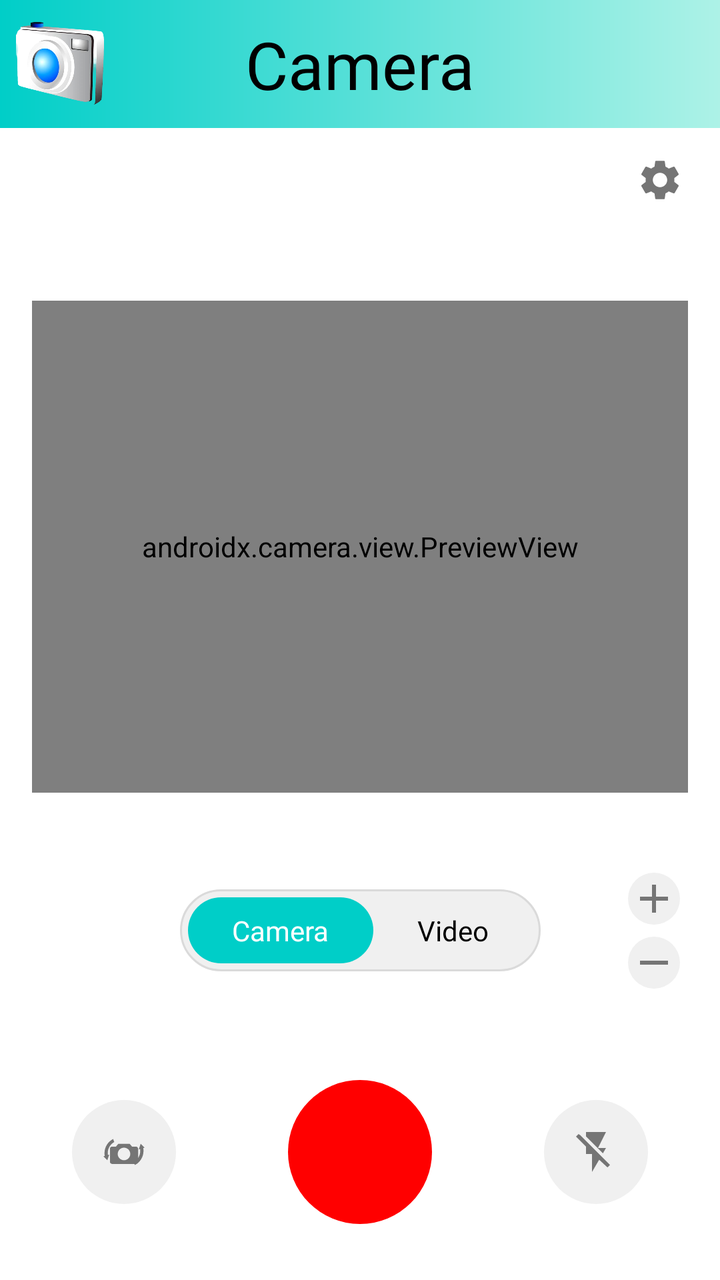
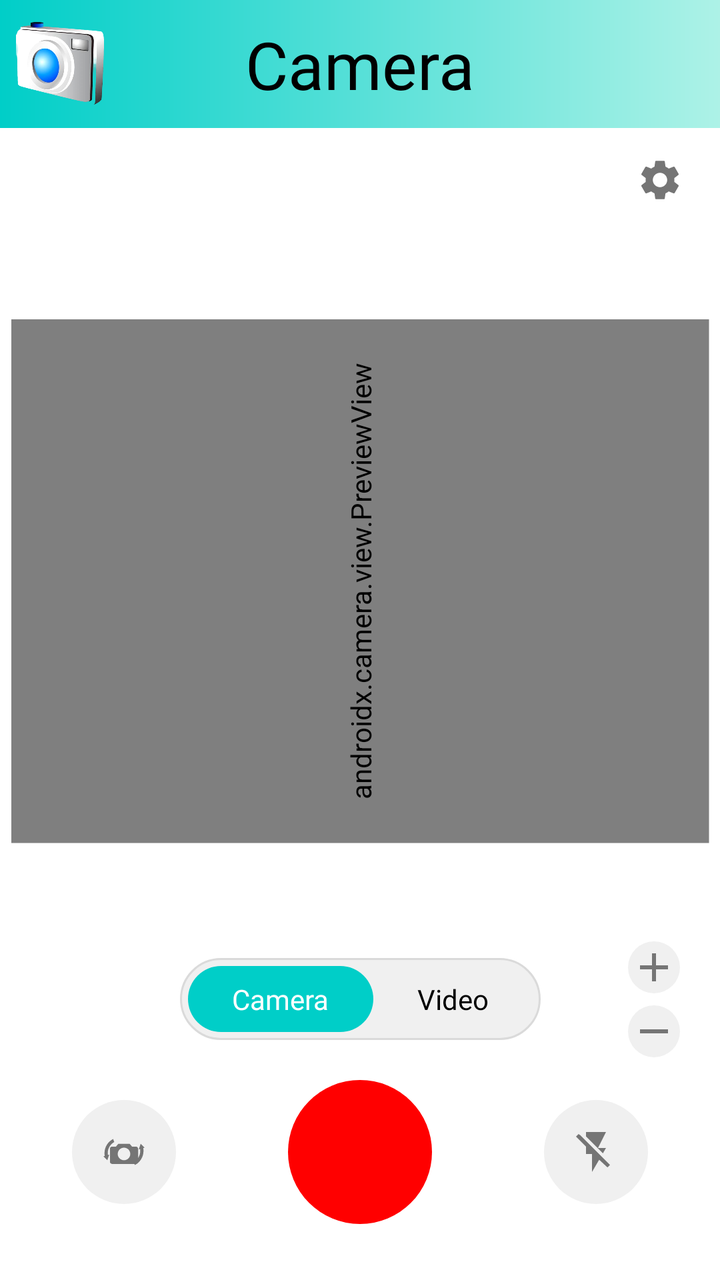

Two renders of the same Android screen: before a commit and after it. Below are the layout's source before the change and the commit's diff.
<!-- AndroidManifest.xml: application theme Theme.AppCompat.Light.NoActionBar -->
<!-- res/layout/activity_main.xml -->
<?xml version="1.0" encoding="utf-8"?>
<layout xmlns:android="http://schemas.android.com/apk/res/android"
    xmlns:app="http://schemas.android.com/apk/res-auto">

    <androidx.constraintlayout.widget.ConstraintLayout
        android:layout_width="match_parent"
        android:layout_height="match_parent"
        android:background="#FFFFFF">

        
        <LinearLayout
            android:id="@+id/topAppBar"
            android:layout_width="match_parent"
            android:layout_height="64dp"
            android:background="@drawable/top_bar_gradient"
            android:orientation="horizontal"
            android:gravity="center_vertical"
            android:paddingStart="8dp"
            android:paddingEnd="8dp"
            app:layout_constraintTop_toTopOf="parent"
            app:layout_constraintStart_toStartOf="parent"
            app:layout_constraintEnd_toEndOf="parent">

            <ImageView
                android:id="@+id/ivAppIcon"
                android:layout_width="44dp"
                android:layout_height="44dp"
                android:scaleType="centerInside"
                android:src="@drawable/ic_launcher"
                android:contentDescription="App icon" />

            <TextView
                android:id="@+id/tvAppTitle"
                android:layout_width="0dp"
                android:layout_height="wrap_content"
                android:layout_weight="1"
                android:layout_marginStart="10dp"
                android:layout_marginEnd="10dp"
                android:gravity="center"
                android:text="Camera"
                android:textColor="#000000"
                android:textSize="33sp"
                android:maxLines="1"
                android:autoSizeTextType="uniform"
                android:autoSizeMinTextSize="16sp"
                android:autoSizeMaxTextSize="33sp"
                android:fontFamily="@font/delicatusmedium" />

            
            <View
                android:layout_width="44dp"
                android:layout_height="1dp" />

        </LinearLayout>

        
        <ImageButton
            android:id="@+id/btnSettings"
            android:layout_width="36dp"
            android:layout_height="36dp"
            android:layout_marginTop="8dp"
            android:layout_marginEnd="12dp"
            android:background="?attr/selectableItemBackgroundBorderless"
            android:src="@drawable/ic_settings"
            android:padding="6dp"
            app:tint="#757575"
            android:contentDescription="Settings"
            app:layout_constraintTop_toBottomOf="@+id/topAppBar"
            app:layout_constraintEnd_toEndOf="parent" />

        
        <androidx.camera.view.PreviewView
            android:id="@+id/viewFinder"
            android:layout_width="0dp"
            android:layout_height="0dp"
            android:layout_marginStart="16dp"
            android:layout_marginEnd="16dp"
            android:layout_marginTop="8dp"
            app:scaleType="fitCenter"
            app:layout_constraintDimensionRatio="4:3"
            app:layout_constraintStart_toStartOf="parent"
            app:layout_constraintEnd_toEndOf="parent"
            app:layout_constraintTop_toBottomOf="@+id/btnSettings"
            app:layout_constraintBottom_toTopOf="@+id/modeToggleContainer" />

        
        <LinearLayout
            android:id="@+id/modeToggleContainer"
            android:layout_width="wrap_content"
            android:layout_height="wrap_content"
            android:orientation="horizontal"
            android:background="@drawable/toggle_pill_bg"
            android:padding="4dp"
            android:layout_marginTop="14dp"
            app:layout_constraintTop_toBottomOf="@+id/viewFinder"
            app:layout_constraintStart_toStartOf="parent"
            app:layout_constraintEnd_toEndOf="parent"
            app:layout_constraintBottom_toTopOf="@+id/timerLayout">

            <TextView
                android:id="@+id/tvModeCamera"
                android:layout_width="wrap_content"
                android:layout_height="wrap_content"
                android:paddingStart="22dp"
                android:paddingEnd="22dp"
                android:paddingTop="7dp"
                android:paddingBottom="7dp"
                android:text="Camera"
                android:textColor="#FFFFFF"
                android:textSize="14sp"
                android:background="@drawable/toggle_selected_bg"
                android:fontFamily="@font/delicatusmedium"
                android:clickable="true"
                android:focusable="true" />

            <TextView
                android:id="@+id/tvModeVideo"
                android:layout_width="wrap_content"
                android:layout_height="wrap_content"
                android:paddingStart="22dp"
                android:paddingEnd="22dp"
                android:paddingTop="7dp"
                android:paddingBottom="7dp"
                android:text="Video"
                android:textColor="#000000"
                android:textSize="14sp"
                android:fontFamily="@font/delicatusmedium"
                android:clickable="true"
                android:focusable="true" />

        </LinearLayout>

        
        <LinearLayout
            android:id="@+id/timerLayout"
            android:layout_width="wrap_content"
            android:layout_height="wrap_content"
            android:orientation="horizontal"
            android:gravity="center_vertical"
            android:visibility="gone"
            android:layout_marginTop="14dp"
            app:layout_constraintTop_toBottomOf="@+id/modeToggleContainer"
            app:layout_constraintStart_toStartOf="parent"
            app:layout_constraintEnd_toEndOf="parent"
            app:layout_constraintBottom_toTopOf="@+id/controlsLayout">

            <View
                android:id="@+id/vRedDot"
                android:layout_width="14dp"
                android:layout_height="14dp"
                android:background="@drawable/red_dot"
                android:layout_marginEnd="8dp" />

            <com.camera.app.SevenSegmentTextView
                android:id="@+id/tvTimer"
                android:layout_width="wrap_content"
                android:layout_height="14dp"
                android:layout_marginStart="2dp"
                android:contentDescription="Recording timer" />

        </LinearLayout>

        
        <LinearLayout
            android:id="@+id/zoomControls"
            android:layout_width="wrap_content"
            android:layout_height="wrap_content"
            android:orientation="vertical"
            android:gravity="center"
            app:layout_constraintTop_toTopOf="@+id/modeToggleContainer"
            app:layout_constraintBottom_toBottomOf="@+id/modeToggleContainer"
            app:layout_constraintEnd_toEndOf="parent"
            android:layout_marginEnd="20dp">

            <ImageButton
                android:id="@+id/btnZoomIn"
                android:layout_width="26dp"
                android:layout_height="26dp"
                android:background="@drawable/circle_button_bg"
                android:src="@drawable/ic_zoom_in"
                android:padding="4dp"
                android:contentDescription="Zoom in" />

            <ImageButton
                android:id="@+id/btnZoomOut"
                android:layout_width="26dp"
                android:layout_height="26dp"
                android:layout_marginTop="6dp"
                android:background="@drawable/circle_button_bg"
                android:src="@drawable/ic_zoom_out"
                android:padding="4dp"
                android:contentDescription="Zoom out" />

        </LinearLayout>

        
        <androidx.constraintlayout.widget.ConstraintLayout
            android:id="@+id/controlsLayout"
            android:layout_width="match_parent"
            android:layout_height="wrap_content"
            android:paddingTop="20dp"
            android:paddingBottom="28dp"
            app:layout_constraintBottom_toBottomOf="parent">

            <ImageButton
                android:id="@+id/btnSwitchCamera"
                android:layout_width="52dp"
                android:layout_height="52dp"
                android:background="@drawable/circle_button_bg"
                android:src="@drawable/ic_camera_switch"
                android:padding="12dp"
                android:contentDescription="Camera switch"
                app:layout_constraintStart_toStartOf="parent"
                app:layout_constraintTop_toTopOf="parent"
                app:layout_constraintBottom_toBottomOf="parent"
                android:layout_marginStart="36dp" />

            <ImageButton
                android:id="@+id/btnStop"
                android:layout_width="36dp"
                android:layout_height="36dp"
                android:background="@drawable/circle_button_bg"
                android:src="@drawable/ic_stop"
                android:padding="8dp"
                android:contentDescription="Stop"
                android:visibility="gone"
                app:layout_constraintStart_toStartOf="parent"
                app:layout_constraintEnd_toEndOf="parent"
                app:layout_constraintBottom_toTopOf="@+id/btnRecord"
                android:layout_marginBottom="10dp" />

            <ImageButton
                android:id="@+id/btnRecord"
                android:layout_width="72dp"
                android:layout_height="72dp"
                android:background="@drawable/record_button_bg"
                android:contentDescription="Capture"
                app:layout_constraintStart_toStartOf="parent"
                app:layout_constraintEnd_toEndOf="parent"
                app:layout_constraintTop_toTopOf="parent"
                app:layout_constraintBottom_toBottomOf="parent" />

            <ImageButton
                android:id="@+id/btnFlash"
                android:layout_width="52dp"
                android:layout_height="52dp"
                android:background="@drawable/circle_button_bg"
                android:src="@drawable/ic_flash_off"
                android:padding="12dp"
                android:contentDescription="Flash"
                app:layout_constraintEnd_toEndOf="parent"
                app:layout_constraintTop_toTopOf="parent"
                app:layout_constraintBottom_toBottomOf="parent"
                android:layout_marginEnd="36dp" />

        </androidx.constraintlayout.widget.ConstraintLayout>

    </androidx.constraintlayout.widget.ConstraintLayout>

</layout>
<!-- resources referenced by this layout -->
<resources>
  <!-- drawable circle_button_bg (drawable) -->
  <?xml version="1.0" encoding="utf-8"?>
  <ripple xmlns:android="http://schemas.android.com/apk/res/android"
      android:color="#33000000">
      <item>
          <shape android:shape="oval">
              <solid android:color="@color/icon_button_bg" />
          </shape>
      </item>
  </ripple>
  <!-- drawable ic_flash_off (drawable) -->
  <?xml version="1.0" encoding="utf-8"?>
  <vector xmlns:android="http://schemas.android.com/apk/res/android"
      android:width="24dp"
      android:height="24dp"
      android:viewportWidth="24"
      android:viewportHeight="24">
      <path
          android:fillColor="#757575"
          android:pathData="M3.27,3L2,4.27l5,5V13h3v9l3.58,-6.14L17.73,19.7 19,18.43 4.27,3.7 3.27,3zM17,10h-4l4,-8H7v2.18l8.46,8.46L17,10z" />
  </vector>
  <!-- drawable ic_stop (drawable) -->
  <?xml version="1.0" encoding="utf-8"?>
  <vector xmlns:android="http://schemas.android.com/apk/res/android"
      android:width="20dp"
      android:height="20dp"
      android:viewportWidth="24"
      android:viewportHeight="24">
      <path
          android:fillColor="#212121"
          android:pathData="M6,6h12v12H6z" />
  </vector>
  <!-- drawable ic_zoom_in (drawable) -->
  <?xml version="1.0" encoding="utf-8"?>
  <vector xmlns:android="http://schemas.android.com/apk/res/android"
      android:width="24dp"
      android:height="24dp"
      android:viewportWidth="24"
      android:viewportHeight="24">
      <path
          android:fillColor="#757575"
          android:pathData="M11,5h2v6h6v2h-6v6h-2v-6h-6v-2h6z" />
  </vector>
  <!-- drawable ic_zoom_out (drawable) -->
  <?xml version="1.0" encoding="utf-8"?>
  <vector xmlns:android="http://schemas.android.com/apk/res/android"
      android:width="24dp"
      android:height="24dp"
      android:viewportWidth="24"
      android:viewportHeight="24">
      <path
          android:fillColor="#757575"
          android:pathData="M5,11h14v2h-14z" />
  </vector>
  <!-- drawable record_button_bg (drawable) -->
  <?xml version="1.0" encoding="utf-8"?>
  <ripple xmlns:android="http://schemas.android.com/apk/res/android"
      android:color="#55FFFFFF">
      <item>
          <shape android:shape="oval">
              <solid android:color="#FF0000" />
          </shape>
      </item>
  </ripple>
  <!-- drawable red_dot (drawable) -->
  <?xml version="1.0" encoding="utf-8"?>
  <shape xmlns:android="http://schemas.android.com/apk/res/android"
      android:shape="oval">
      <solid android:color="#FF0000" />
      <size android:width="14dp" android:height="14dp" />
  </shape>
  <!-- drawable toggle_pill_bg (drawable) -->
  <?xml version="1.0" encoding="utf-8"?>
  <shape xmlns:android="http://schemas.android.com/apk/res/android"
      android:shape="rectangle">
      <solid android:color="#F0F0F0" />
      <corners android:radius="22dp" />
      <stroke android:width="1dp" android:color="#DADADA" />
  </shape>
  <!-- drawable toggle_selected_bg (drawable) -->
  <?xml version="1.0" encoding="utf-8"?>
  <shape xmlns:android="http://schemas.android.com/apk/res/android"
      android:shape="rectangle">
      <solid android:color="@color/topbar_gradient_start" />
      <corners android:radius="18dp" />
  </shape>
  <!-- drawable top_bar_gradient (drawable) -->
  <?xml version="1.0" encoding="utf-8"?>
  <shape xmlns:android="http://schemas.android.com/apk/res/android"
      android:shape="rectangle">
      <gradient
          android:angle="0"
          android:startColor="@color/topbar_gradient_start"
          android:endColor="@color/topbar_gradient_end"
          android:type="linear" />
  </shape>
  <color name="icon_button_bg">#F0F0F0</color>
  <color name="topbar_gradient_start">#00CEC8</color>
  <color name="topbar_gradient_end">#ADF2E7</color>
  <!-- unchanged entries left out for length: 3 -->
</resources>

<!-- the commit's change to res/layout/activity_main.xml (unified diff, before → after) -->
@@ -70,18 +70,21 @@
 
         
         <androidx.camera.view.PreviewView
-            android:id="@+id/viewFinder"
-            android:layout_width="0dp"
-            android:layout_height="0dp"
-            android:layout_marginStart="16dp"
-            android:layout_marginEnd="16dp"
-            android:layout_marginTop="8dp"
-            app:scaleType="fitCenter"
-            app:layout_constraintDimensionRatio="4:3"
-            app:layout_constraintStart_toStartOf="parent"
-            app:layout_constraintEnd_toEndOf="parent"
-            app:layout_constraintTop_toBottomOf="@+id/btnSettings"
-            app:layout_constraintBottom_toTopOf="@+id/modeToggleContainer" />
+    android:id="@+id/viewFinder"
+    android:layout_width="0dp"
+    android:layout_height="0dp"
+    android:layout_marginStart="16dp"
+    android:layout_marginEnd="16dp"
+    android:layout_marginTop="8dp"
+    android:rotation="270"
+    app:scaleType="fitCenter"
+    app:layout_constraintDimensionRatio="3:4"
+    app:layout_constraintStart_toStartOf="parent"
+    app:layout_constraintEnd_toEndOf="parent"
+    app:layout_constraintTop_toBottomOf="@+id/btnSettings"
+    app:layout_constraintBottom_toTopOf="@+id/modeToggleContainer" />
+
+
 
         
         <LinearLayout
